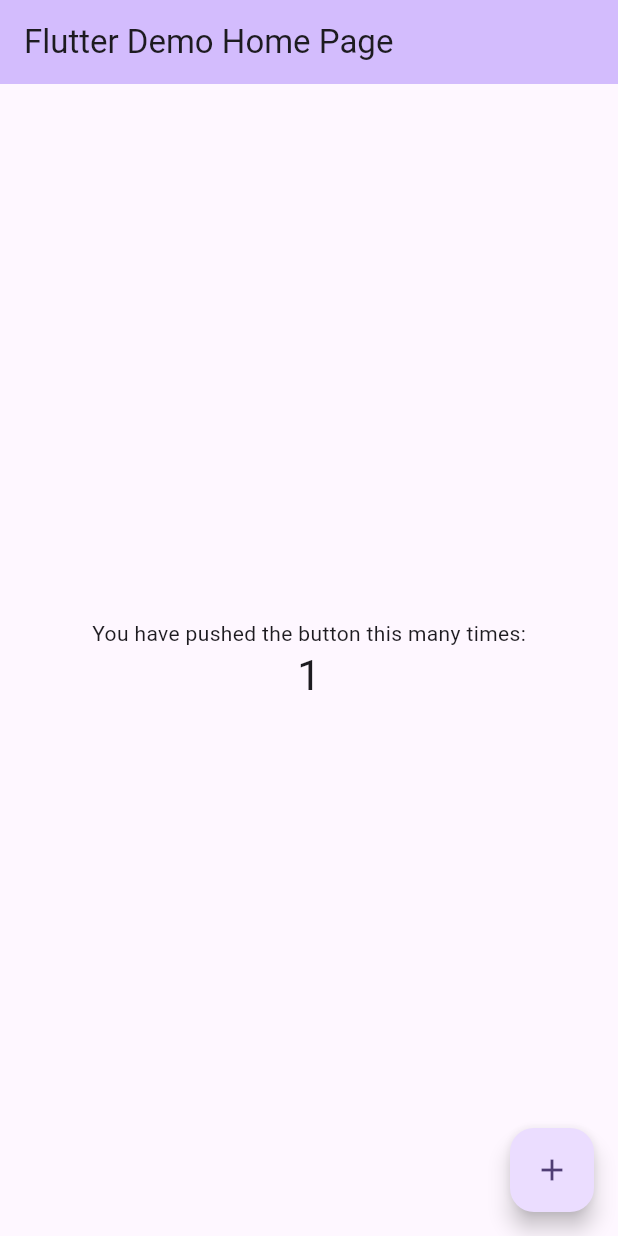
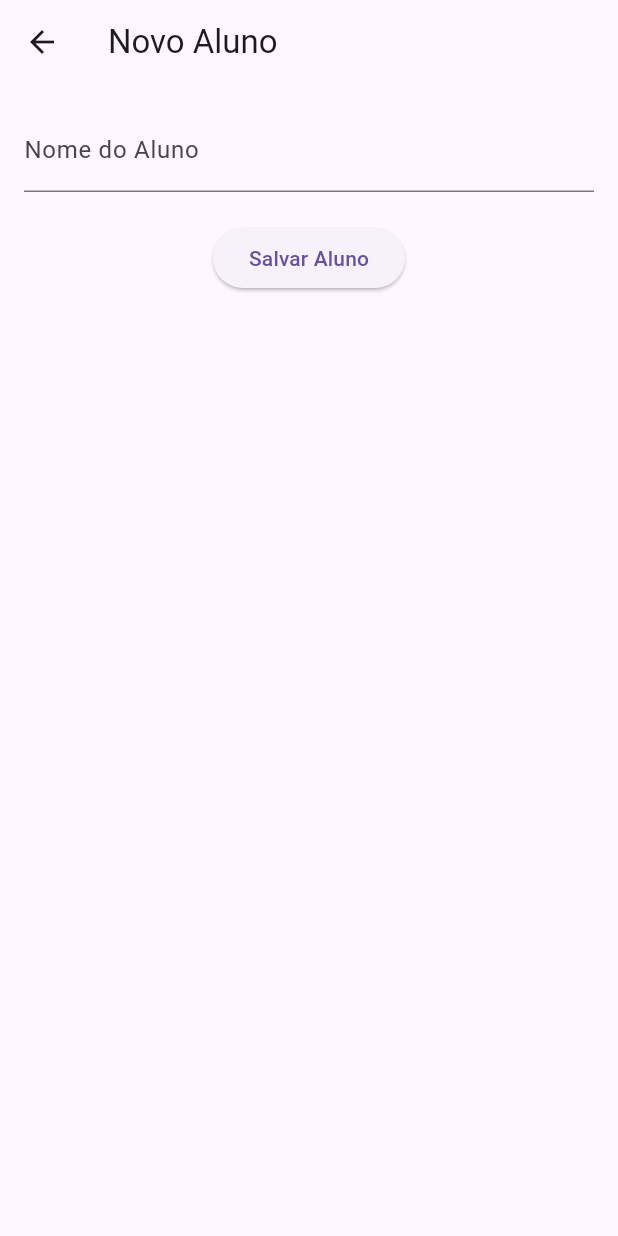
Before and after one commit to Soarezzsemj/Repvio, a Flutter app: the screen it shows after launch, after a tap on the "add" icon, on a phone screen of 412 x 824 dp. Run offline on Flutter 3.47's test engine with Material 3 defaults, Android fonts, the phone set to English and light mode, and no system bars.

Commit message:
feat(students): implementar gestão de alunos com provider e arquitetura limpa

```diff
--- /dev/null
+++ b/lib/features/students/presentation/pages/CadastroStudentPage.dart
@@ -0,0 +1,50 @@
+import 'package:flutter/material.dart';
+import 'package:provider/provider.dart';
+import '../../providers/students_provider.dart';
+
+class CadastroStudentPage extends StatelessWidget {
+  const CadastroStudentPage({super.key});
+
+  @override
+  Widget build(BuildContext context) {
+    // Controlador para capturar o texto digitado no campo de nome
+    final nameController = TextEditingController();
+
+    return Scaffold(
+      appBar: AppBar(title: const Text("Novo Aluno")),
+      body: Padding(
+        padding: const EdgeInsets.all(16.0),
+        child: Column(
+          children: [
+            // Campo de entrada de texto para o nome do aluno
+            TextFormField(
+              controller: nameController,
+              decoration: const InputDecoration(labelText: "Nome do Aluno"),
+            ),
+            const SizedBox(height: 20),
+            // Botão para disparar a ação de salvamento
+            ElevatedButton(
+              onPressed: () {
+                // Validação simples para não salvar nomes vazios
+                if (nameController.text.isNotEmpty) {
+                  // 1. Instancia o modelo com os dados capturados
+                  final novoAluno = StudentModel(
+                    id: DateTime.now().toString(), // Gera um ID temporário baseado na hora
+                    name: nameController.text,
+                  );
+
+                  // 2. Registra o aluno no Provider (usa listen: false por estar dentro de uma função)
+                  context.read<StudentsProvider>().addStudent(novoAluno);
+
+                  // 3. Fecha a tela de cadastro e retorna à lista
+                  Navigator.pop(context);
+                }
+              },
+              child: const Text("Salvar Aluno"),
+            ),
+          ],
+        ),
+      ),
+    );
+  }
+}
--- /dev/null
+++ b/lib/features/students/presentation/pages/students_page.dart
@@ -0,0 +1,30 @@
+import 'package:flutter/material.dart';
+import 'package:repvio/features/students/presentation/widgets/student_list.dart';
+import '../widgets/add_student_button.dart';
+
+class StudentsPage extends StatelessWidget {
+  const StudentsPage({super.key});
+
+  @override
+  Widget build(BuildContext context) {
+    return Scaffold(
+      // Fundo levemente cinza para destacar os cards brancos da lista
+      backgroundColor: Colors.grey[100],
+      appBar: AppBar(
+        title: const Text(
+          "Repvio",
+          style: TextStyle(color: Colors.white, fontWeight: FontWeight.bold),
+        ),
+        backgroundColor: Colors.blueAccent,
+        centerTitle: true,
+        elevation: 0, // Remove a sombra para um visual mais flat/moderno
+      ),
+      // SafeArea evita que o conteúdo fique sob o entalhe (notch) do celular
+      body: const SafeArea(
+        child: StudentList(), // Componente que gerencia e exibe a lista de alunos
+      ),
+      // Botão flutuante posicionado para a ação principal (cadastrar)
+      floatingActionButton: const StudentButton(),
+    );
+  }
+}
--- /dev/null
+++ b/lib/features/students/presentation/widgets/add_student_button.dart
@@ -0,0 +1,22 @@
+import 'package:flutter/material.dart';
+import '../pages/CadastroStudentPage.dart';
+
+class StudentButton extends StatelessWidget {
+  const StudentButton({super.key});
+
+  @override
+  Widget build(BuildContext context) {
+    return FloatingActionButton(
+      backgroundColor: Colors.blue,
+      // Ícone visual do botão (Adicionar)
+      child: const Icon(Icons.add, color: Colors.white),
+      onPressed: () {
+        // Aciona a navegação para a tela de formulário
+        Navigator.push(
+          context,
+          MaterialPageRoute(builder: (context) => const CadastroStudentPage()),
+        );
+      },
+    );
+  }
+}
--- /dev/null
+++ b/lib/features/students/presentation/widgets/student_list.dart
@@ -0,0 +1,27 @@
+import 'package:flutter/material.dart';
+import 'package:provider/provider.dart';
+import 'package:repvio/features/students/presentation/widgets/student_title.dart';
+import '../../providers/students_provider.dart';
+
+class StudentList extends StatelessWidget {
+  const StudentList({super.key});
+
+  @override
+  Widget build(BuildContext context) {
+    // Escuta o Provider para atualizar a lista automaticamente
+    final provider = context.watch<StudentsProvider>();
+    final lista = provider.students;
+
+    // Construtor de lista otimizado
+    return ListView.builder(
+      itemCount: lista.length,
+      itemBuilder: (context, index) {
+        // Seleciona o aluno atual da iteração
+        final aluno = lista[index];
+
+        // Retorna o componente visual do aluno (StudentTile)
+        return StudentTile(student: aluno);
+      },
+    );
+  }
+}
--- /dev/null
+++ b/lib/features/students/providers/students_provider.dart
@@ -0,0 +1,36 @@
+import 'package:flutter/material.dart';
+
+// Modelo que define as propriedades do aluno
+class StudentModel {
+  final String id;
+  final String name;
+  final String? email;
+  final DateTime createdAt;
+  DateTime? lastWorkoutAt;
+  final String? activeWorkoutId;
+  final String? notes;
+
+  StudentModel({
+    required this.id,
+    required this.name,
+    this.email,
+    DateTime? createdAt,
+    this.lastWorkoutAt,
+    this.activeWorkoutId,
+    this.notes,
+  }) : createdAt = createdAt ?? DateTime.now();
+}
+
+// Gerenciador de estado para a lista de alunos
+class StudentsProvider with ChangeNotifier {
+  final List<StudentModel> _students = [];
+
+  // Disponibiliza a lista para leitura nas telas
+  List<StudentModel> get students => _students;
+
+  // Adiciona um aluno e atualiza a interface automaticamente
+  void addStudent(StudentModel student) {
+    _students.add(student);
+    notifyListeners();
+  }
+}
--- a/lib/main.dart
+++ b/lib/main.dart
@@ -1,122 +1,31 @@
 import 'package:flutter/material.dart';
+import 'package:provider/provider.dart';
+// Importe o seu provider (ajuste o caminho se necessário)
+import 'features/students/providers/students_provider.dart';
+import 'features/students/presentation/pages/students_page.dart';
 
 void main() {
-  runApp(const MyApp());
+  runApp(
+    // O Provider precisa estar AQUI, no topo de tudo
+    MultiProvider(
+      providers: [
+        ChangeNotifierProvider(create: (_) => StudentsProvider()),
+      ],
+      child: const MyApp(),
+    ),
+  );
 }
 
 class MyApp extends StatelessWidget {
   const MyApp({super.key});
 
-  // This widget is the root of your application.
   @override
   Widget build(BuildContext context) {
     return MaterialApp(
-      title: 'Flutter Demo',
-      theme: ThemeData(
-        // This is the theme of your application.
-        //
-        // TRY THIS: Try running your application with "flutter run". You'll see
-        // the application has a purple toolbar. Then, without quitting the app,
-        // try changing the seedColor in the colorScheme below to Colors.green
-        // and then invoke "hot reload" (save your changes or press the "hot
-        // reload" button in a Flutter-supported IDE, or press "r" if you used
-        // the command line to start the app).
-        //
-        // Notice that the counter didn't reset back to zero; the application
-        // state is not lost during the reload. To reset the state, use hot
-        // restart instead.
-        //
-        // This works for code too, not just values: Most code changes can be
-        // tested with just a hot reload.
-        colorScheme: .fromSeed(seedColor: Colors.deepPurple),
-      ),
-      home: const MyHomePage(title: 'Flutter Demo Home Page'),
+      debugShowCheckedModeBanner: false,
+      title: 'Repvio',
+      theme: ThemeData(primarySwatch: Colors.blue),
+      home: const StudentsPage(),
     );
   }
 }
-
-class MyHomePage extends StatefulWidget {
-  const MyHomePage({super.key, required this.title});
-
-  // This widget is the home page of your application. It is stateful, meaning
-  // that it has a State object (defined below) that contains fields that affect
-  // how it looks.
-
-  // This class is the configuration for the state. It holds the values (in this
-  // case the title) provided by the parent (in this case the App widget) and
-  // used by the build method of the State. Fields in a Widget subclass are
-  // always marked "final".
-
-  final String title;
-
-  @override
-  State<MyHomePage> createState() => _MyHomePageState();
-}
-
-class _MyHomePageState extends State<MyHomePage> {
-  int _counter = 0;
-
-  void _incrementCounter() {
-    setState(() {
-      // This call to setState tells the Flutter framework that something has
-      // changed in this State, which causes it to rerun the build method below
-      // so that the display can reflect the updated values. If we changed
-      // _counter without calling setState(), then the build method would not be
-      // called again, and so nothing would appear to happen.
-      _counter++;
-    });
-  }
-
-  @override
-  Widget build(BuildContext context) {
-    // This method is rerun every time setState is called, for instance as done
-    // by the _incrementCounter method above.
-    //
-    // The Flutter framework has been optimized to make rerunning build methods
-    // fast, so that you can just rebuild anything that needs updating rather
-    // than having to individually change instances of widgets.
-    return Scaffold(
-      appBar: AppBar(
-        // TRY THIS: Try changing the color here to a specific color (to
-        // Colors.amber, perhaps?) and trigger a hot reload to see the AppBar
-        // change color while the other colors stay the same.
-        backgroundColor: Theme.of(context).colorScheme.inversePrimary,
-        // Here we take the value from the MyHomePage object that was created by
-        // the App.build method, and use it to set our appbar title.
-        title: Text(widget.title),
-      ),
-      body: Center(
-        // Center is a layout widget. It takes a single child and positions it
-        // in the middle of the parent.
-        child: Column(
-          // Column is also a layout widget. It takes a list of children and
-          // arranges them vertically. By default, it sizes itself to fit its
-          // children horizontally, and tries to be as tall as its parent.
-          //
-          // Column has various properties to control how it sizes itself and
-          // how it positions its children. Here we use mainAxisAlignment to
-          // center the children vertically; the main axis here is the vertical
-          // axis because Columns are vertical (the cross axis would be
-          // horizontal).
-          //
-          // TRY THIS: Invoke "debug painting" (choose the "Toggle Debug Paint"
-          // action in the IDE, or press "p" in the console), to see the
-          // wireframe for each widget.
-          mainAxisAlignment: .center,
-          children: [
-            const Text('You have pushed the button this many times:'),
-            Text(
-              '$_counter',
-              style: Theme.of(context).textTheme.headlineMedium,
-            ),
-          ],
-        ),
-      ),
-      floatingActionButton: FloatingActionButton(
-        onPressed: _incrementCounter,
-        tooltip: 'Increment',
-        child: const Icon(Icons.add),
-      ),
-    );
-  }
-}
--- a/pubspec.yaml
+++ b/pubspec.yaml
@@ -31,8 +31,10 @@ dependencies:
   flutter:
     sdk: flutter
 
+
   # The following adds the Cupertino Icons font to your application.
   # Use with the CupertinoIcons class for iOS style icons.
+  provider: ^6.1.1
   cupertino_icons: ^1.0.8
 
 dev_dependencies:
```
Also changed, not shown: lib/features/students/presentation/widgets/student_details_page.dart (added, +57 -0 lines), lib/features/students/presentation/widgets/student_title.dart (added, +51 -0 lines), lib/features/students/data/student_repository.dart (added), pubspec.lock.
